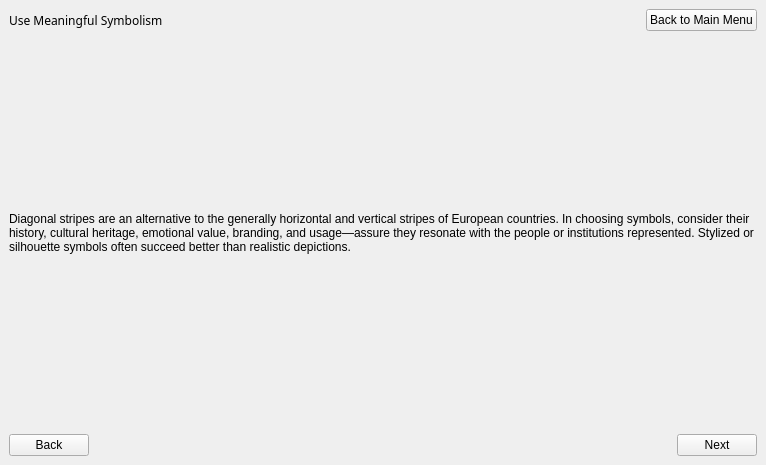
Before: the Qt Designer form meaningfulsymbolismlesson.ui in zxjorge/EDApp, drawn with Qt 5.
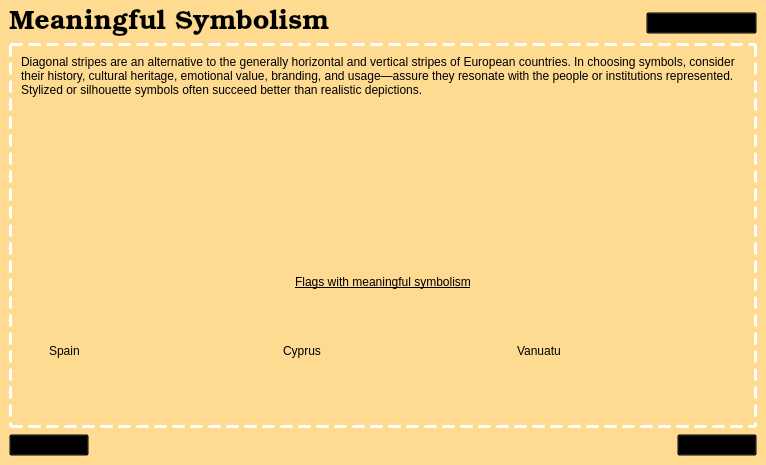
After: the same form once the commit is applied. The open tabs and pages were chosen to show the change. Icons and pictures are not drawn.

Diff of the .ui file:
```diff
--- a/meaningfulsymbolismlesson.ui
+++ b/meaningfulsymbolismlesson.ui
@@ -296,20 +296,32 @@
    </layout>
   </widget>
   <widget class="QWidget" name="page_2">
-   <layout class="QVBoxLayout" name="verticalLayout_4">
+   <property name="styleSheet">
+    <string notr="true">background-color: rgb(255, 219, 146);</string>
+   </property>
+   <layout class="QVBoxLayout" name="verticalLayout_6">
+    <item>
+     <layout class="QVBoxLayout" name="verticalLayout_3">
     <item>
      <layout class="QVBoxLayout" name="verticalLayout_2">
       <item>
        <layout class="QHBoxLayout" name="horizontalLayout_2">
         <item>
-         <widget class="QLabel" name="label_7">
+           <widget class="QLabel" name="label_4">
           <property name="font">
            <font>
-            <family>Stencil</family>
-           </font>
-          </property>
+              <family>Bookman Old Style</family>
+              <pointsize>20</pointsize>
+              <italic>false</italic>
+              <bold>false</bold>
+             </font>
+            </property>
+            <property name="styleSheet">
+             <string notr="true">font: 500 20pt &quot;Bookman Old Style&quot;;
+color: rgb(0, 0, 0);</string>
+            </property>
           <property name="text">
-           <string>Use Meaningful Symbolism</string>
+             <string>Meaningful Symbolism</string>
           </property>
          </widget>
         </item>
@@ -328,6 +340,11 @@
         </item>
         <item>
          <widget class="QPushButton" name="mainMenu_2">
+            <property name="styleSheet">
+             <string notr="true">text-decoration: underline; 
+font: 9pt &quot;Arial Narrow&quot;;
+background-color: transparent;</string>
+            </property>
           <property name="text">
            <string>Back to Main Menu</string>
           </property>
@@ -336,9 +353,27 @@
        </layout>
       </item>
       <item>
-       <widget class="QLabel" name="label_8">
+         <widget class="QFrame" name="verticalFrame">
+          <property name="styleSheet">
+           <string notr="true">QFrame#verticalFrame {
+    border: 3px dashed white;
+}
+</string>
+          </property>
+          <layout class="QVBoxLayout" name="verticalLayout_34">
+           <item>
+            <widget class="QLabel" name="label_5">
+             <property name="styleSheet">
+              <string notr="true">
+font: 300 14pt &quot;Bookman Old Style&quot;;
+color: rgb(0, 0, 0);</string>
+             </property>
         <property name="text">
-         <string>Diagonal stripes are an alternative to the generally horizontal and vertical stripes of European countries. In choosing symbols, consider their history, cultural heritage, emotional value, branding, and usage—assure they resonate with the people or institutions represented. Stylized or silhouette symbols often succeed better than realistic depictions.</string>
+              <string>Diagonal stripes are an alternative to the generally horizontal and vertical stripes of European countries. In choosing symbols, consider their history, cultural heritage, emotional value, branding, and usage—assure they resonate with the people or institutions represented. Stylized or silhouette symbols often succeed better than realistic depictions.
+</string>
+             </property>
+             <property name="alignment">
+              <set>Qt::AlignLeading|Qt::AlignLeft|Qt::AlignTop</set>
         </property>
         <property name="wordWrap">
          <bool>true</bool>
@@ -346,16 +381,147 @@
        </widget>
       </item>
       <item>
-       <layout class="QHBoxLayout" name="horizontalLayout_5">
+            <layout class="QVBoxLayout" name="verticalLayout_11">
+             <item>
+              <widget class="QLabel" name="label_12">
+               <property name="styleSheet">
+                <string notr="true">font: 300 13pt &quot;Bookman Old Style&quot;;
+text-decoration: underline;</string>
+               </property>
+               <property name="text">
+                <string>Flags with meaningful symbolism</string>
+               </property>
+               <property name="alignment">
+                <set>Qt::AlignCenter</set>
+               </property>
+              </widget>
+             </item>
+             <item>
+              <layout class="QHBoxLayout" name="horizontalLayout_6">
+               <item>
+                <layout class="QVBoxLayout" name="verticalLayout_16">
+                 <item>
+                  <widget class="QLabel" name="label_14">
+                   <property name="styleSheet">
+                    <string notr="true">font: 300 10pt &quot;Bookman Old Style&quot;;</string>
+                   </property>
+                   <property name="text">
+                    <string>Spain</string>
+                   </property>
+                  </widget>
+                 </item>
+                 <item>
+                  <widget class="QLabel" name="label_13">
+                   <property name="maximumSize">
+                    <size>
+                     <width>200</width>
+                     <height>133</height>
+                    </size>
+                   </property>
+                   <property name="text">
+                    <string/>
+                   </property>
+                   <property name="pixmap">
+                    <pixmap resource="Resources.qrc">:/Flags/es.png</pixmap>
+                   </property>
+                   <property name="scaledContents">
+                    <bool>true</bool>
+                   </property>
+                  </widget>
+                 </item>
+                </layout>
+               </item>
+               <item>
+                <layout class="QVBoxLayout" name="verticalLayout_18">
+                 <item>
+                  <widget class="QLabel" name="label_16">
+                   <property name="styleSheet">
+                    <string notr="true">font: 300 10pt &quot;Bookman Old Style&quot;;</string>
+                   </property>
+                   <property name="text">
+                    <string>Cyprus</string>
+                   </property>
+                  </widget>
+                 </item>
+                 <item>
+                  <widget class="QLabel" name="label_15">
+                   <property name="maximumSize">
+                    <size>
+                     <width>200</width>
+                     <height>133</height>
+                    </size>
+                   </property>
+                   <property name="text">
+                    <string/>
+                   </property>
+                   <property name="pixmap">
+                    <pixmap resource="Resources.qrc">:/Flags/cy.png</pixmap>
+                   </property>
+                   <property name="scaledContents">
+                    <bool>true</bool>
+                   </property>
+                  </widget>
+                 </item>
+                </layout>
+               </item>
+               <item>
+                <layout class="QVBoxLayout" name="verticalLayout_17">
+                 <item>
+                  <widget class="QLabel" name="label_18">
+                   <property name="styleSheet">
+                    <string notr="true">font: 300 10pt &quot;Bookman Old Style&quot;;</string>
+                   </property>
+                   <property name="text">
+                    <string>Vanuatu</string>
+                   </property>
+                  </widget>
+                 </item>
+                 <item>
+                  <widget class="QLabel" name="label_17">
+                   <property name="maximumSize">
+                    <size>
+                     <width>200</width>
+                     <height>133</height>
+                    </size>
+                   </property>
+                   <property name="text">
+                    <string/>
+                   </property>
+                   <property name="pixmap">
+                    <pixmap resource="Resources.qrc">:/Flags/vu.png</pixmap>
+                   </property>
+                   <property name="scaledContents">
+                    <bool>true</bool>
+                   </property>
+                  </widget>
+                 </item>
+                </layout>
+               </item>
+              </layout>
+             </item>
+            </layout>
+           </item>
+          </layout>
+         </widget>
+        </item>
+       </layout>
+      </item>
+      <item>
+       <layout class="QHBoxLayout" name="horizontalLayout_3">
         <item>
          <widget class="QPushButton" name="backButton">
+          <property name="styleSheet">
+           <string notr="true">text-decoration: underline; 
+font: 9pt &quot;Arial Narrow&quot;;
+background-color: transparent;</string>
+          </property>
           <property name="text">
            <string>Back</string>
           </property>
          </widget>
         </item>
         <item>
-         <spacer name="horizontalSpacer_5">
+         <spacer name="horizontalSpacer_3">
           <property name="orientation">
            <enum>Qt::Horizontal</enum>
           </property>
@@ -369,6 +535,11 @@
         </item>
         <item>
          <widget class="QPushButton" name="nextButton_2">
+          <property name="styleSheet">
+           <string notr="true">text-decoration: underline; 
+font: 9pt &quot;Arial Narrow&quot;;
+background-color: transparent;</string>
+          </property>
           <property name="text">
            <string>Next</string>
           </property>
```
Left out of the diff: 5 changed lines with no effect on the pictures. Lines whose indentation alone changed are shown as unchanged.
